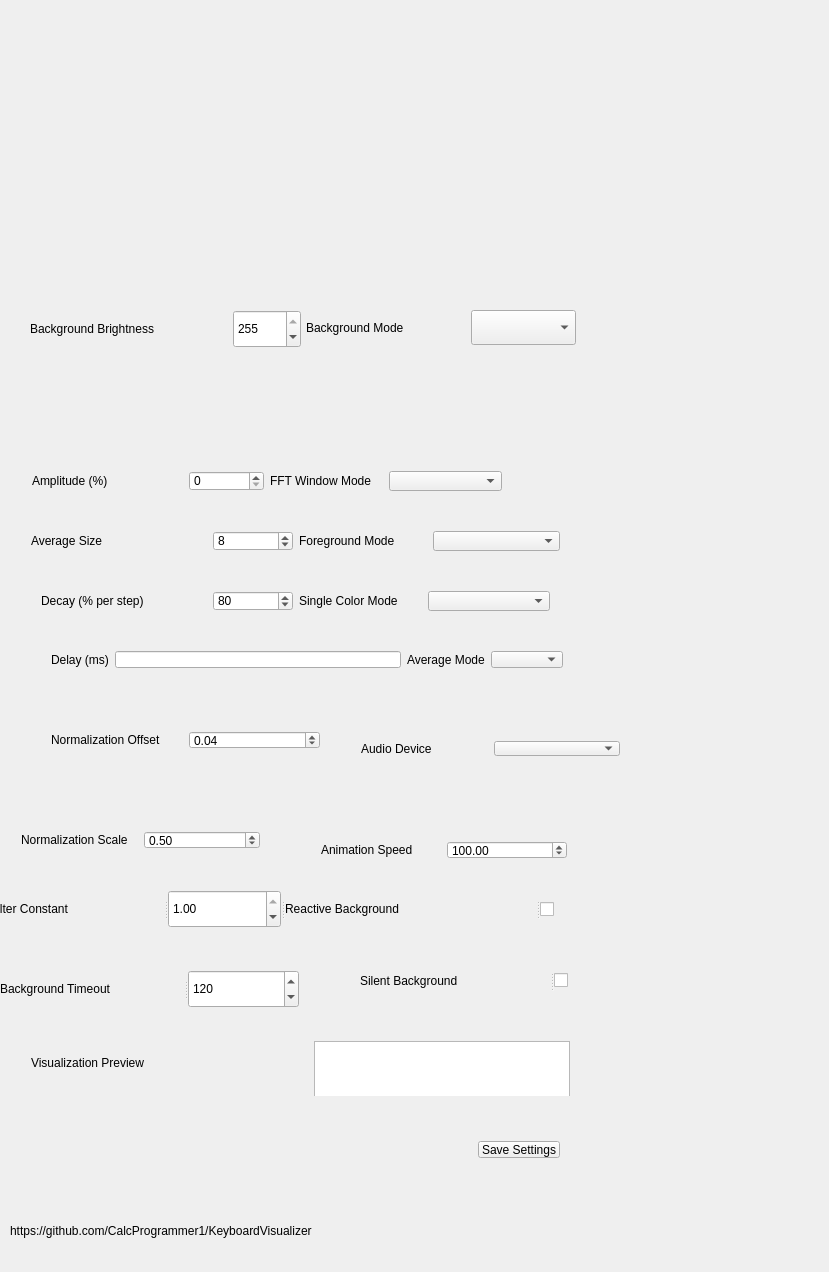
Above: KeyboardVisualizerQT/keyboardvisualizer.ui from jeffbuttars/KeyboardVisualizer before the change. Below: the same form after it.
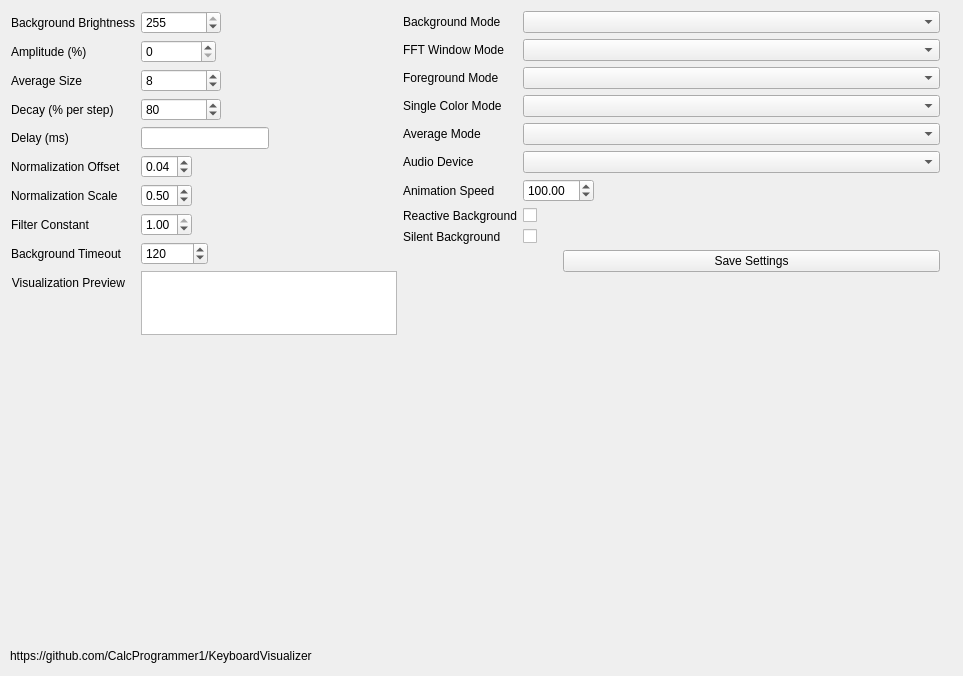
That is the form after the change.

Commit message: WIP better form, still needs to be wired.

```diff
--- a/KeyboardVisualizerQT/keyboardvisualizer.ui
+++ b/KeyboardVisualizerQT/keyboardvisualizer.ui
@@ -6,8 +6,8 @@
    <rect>
     <x>0</x>
     <y>0</y>
-    <width>829</width>
-    <height>1272</height>
+    <width>963</width>
+    <height>676</height>
    </rect>
   </property>
   <property name="sizePolicy">
@@ -24,9 +24,9 @@
     <property name="geometry">
      <rect>
       <x>10</x>
-      <y>1200</y>
-      <width>771</width>
-      <height>61</height>
+      <y>640</y>
+      <width>596</width>
+      <height>31</height>
      </rect>
     </property>
     <property name="text">
@@ -39,23 +39,46 @@
    <widget class="QWidget" name="horizontalLayoutWidget_4">
     <property name="geometry">
      <rect>
-      <x>21</x>
-      <y>460</y>
-      <width>492</width>
-      <height>42</height>
+      <x>0</x>
+      <y>0</y>
+      <width>951</width>
+      <height>606</height>
      </rect>
     </property>
-    <layout class="QHBoxLayout" name="horizontalLayout_5">
-     <item>
-      <layout class="QHBoxLayout" name="horizontalLayout_2">
-       <item>
+    <layout class="QFormLayout" name="formLayout_3">
+     <item row="0" column="0">
+      <layout class="QFormLayout" name="formLayout">
+       <item row="0" column="0">
+        <widget class="QLabel" name="label_Background_Brightness">
+         <property name="text">
+          <string>Background Brightness</string>
+         </property>
+        </widget>
+       </item>
+       <item row="0" column="1">
+        <widget class="QSpinBox" name="backgroundBrightness">
+         <property name="maximumSize">
+          <size>
+           <width>80</width>
+           <height>16777215</height>
+          </size>
+         </property>
+         <property name="maximum">
+          <number>255</number>
+         </property>
+         <property name="value">
+          <number>255</number>
+         </property>
+        </widget>
+       </item>
+       <item row="1" column="0">
         <widget class="QLabel" name="label_Amplitude">
          <property name="text">
           <string>Amplitude (%)</string>
          </property>
         </widget>
        </item>
-       <item>
+       <item row="1" column="1">
         <widget class="QSpinBox" name="amplitute">
          <property name="maximumSize">
           <size>
@@ -68,44 +91,14 @@
          </property>
         </widget>
        </item>
-      </layout>
-     </item>
-     <item>
-      <layout class="QHBoxLayout" name="horizontalLayout_4">
-       <item>
-        <widget class="QLabel" name="label_FFT_Window_Mode">
-         <property name="text">
-          <string>FFT Window Mode</string>
-         </property>
-        </widget>
-       </item>
-       <item>
-        <widget class="QComboBox" name="FFTWindowMode"/>
-       </item>
-      </layout>
-     </item>
-    </layout>
-   </widget>
-   <widget class="QWidget" name="">
-    <property name="geometry">
-     <rect>
-      <x>20</x>
-      <y>520</y>
-      <width>551</width>
-      <height>42</height>
-     </rect>
-    </property>
-    <layout class="QHBoxLayout" name="horizontalLayout_11">
-     <item>
-      <layout class="QHBoxLayout" name="horizontalLayout_8">
-       <item>
+       <item row="2" column="0">
         <widget class="QLabel" name="label_Average_Size">
          <property name="text">
           <string>Average Size</string>
          </property>
         </widget>
        </item>
-       <item>
+       <item row="2" column="1">
         <widget class="QSpinBox" name="averageSize">
          <property name="maximumSize">
           <size>
@@ -124,44 +117,14 @@
          </property>
         </widget>
        </item>
-      </layout>
-     </item>
-     <item>
-      <layout class="QHBoxLayout" name="horizontalLayout_9">
-       <item>
-        <widget class="QLabel" name="label_Foreground_Mode">
-         <property name="text">
-          <string>Foreground Mode</string>
-         </property>
-        </widget>
-       </item>
-       <item>
-        <widget class="QComboBox" name="foregroundMode"/>
-       </item>
-      </layout>
-     </item>
-    </layout>
-   </widget>
-   <widget class="QWidget" name="">
-    <property name="geometry">
-     <rect>
-      <x>30</x>
-      <y>580</y>
-      <width>531</width>
-      <height>42</height>
-     </rect>
-    </property>
-    <layout class="QHBoxLayout" name="horizontalLayout_12">
-     <item>
-      <layout class="QGridLayout" name="gridLayout">
-       <item row="0" column="0">
+       <item row="3" column="0">
         <widget class="QLabel" name="label_Decay">
          <property name="text">
           <string>Decay (% per step)</string>
          </property>
         </widget>
        </item>
-       <item row="0" column="1">
+       <item row="3" column="1">
         <widget class="QSpinBox" name="decay">
          <property name="maximumSize">
           <size>
@@ -177,85 +140,22 @@
          </property>
         </widget>
        </item>
-      </layout>
-     </item>
-     <item>
-      <layout class="QHBoxLayout" name="horizontalLayout_10">
-       <item>
-        <widget class="QLabel" name="label_Single_Color_Mode">
-         <property name="text">
-          <string>Single Color Mode</string>
-         </property>
-        </widget>
-       </item>
-       <item>
-        <widget class="QComboBox" name="singleColorMode"/>
-       </item>
-      </layout>
-     </item>
-    </layout>
-   </widget>
-   <widget class="QWidget" name="">
-    <property name="geometry">
-     <rect>
-      <x>40</x>
-      <y>640</y>
-      <width>534</width>
-      <height>39</height>
-     </rect>
-    </property>
-    <layout class="QHBoxLayout" name="horizontalLayout_15">
-     <item>
-      <layout class="QHBoxLayout" name="horizontalLayout_13">
-       <item>
+       <item row="4" column="0">
         <widget class="QLabel" name="label_Delay">
          <property name="text">
           <string>Delay (ms)</string>
          </property>
         </widget>
        </item>
-       <item>
-        <widget class="QLineEdit" name="delay">
-         <property name="inputMethodHints">
-          <set>Qt::ImhDigitsOnly</set>
-         </property>
-        </widget>
-       </item>
-      </layout>
-     </item>
-     <item>
-      <layout class="QHBoxLayout" name="horizontalLayout_14">
-       <item>
-        <widget class="QLabel" name="label_Average_Mode">
-         <property name="text">
-          <string>Average Mode</string>
-         </property>
-        </widget>
-       </item>
-       <item>
-        <widget class="QComboBox" name="comboBox_Average_Mode"/>
-       </item>
-      </layout>
-     </item>
-    </layout>
-   </widget>
-   <widget class="QWidget" name="">
-    <property name="geometry">
-     <rect>
-      <x>40</x>
-      <y>720</y>
-      <width>291</width>
-      <height>40</height>
-     </rect>
-    </property>
-    <layout class="QHBoxLayout" name="horizontalLayout_16">
-     <item>
+       <item row="5" column="0">
       <widget class="QLabel" name="label_Normalization_Offset">
        <property name="text">
         <string>Normalization Offset</string>
        </property>
       </widget>
      </item>
+       <item row="5" column="1">
+        <layout class="QHBoxLayout" name="horizontalLayout_2">
      <item>
       <widget class="QDoubleSpinBox" name="normalizationOffset">
        <property name="maximum">
@@ -269,90 +169,6 @@
        </property>
       </widget>
      </item>
-    </layout>
-   </widget>
-   <widget class="QWidget" name="">
-    <property name="geometry">
-     <rect>
-      <x>350</x>
-      <y>730</y>
-      <width>281</width>
-      <height>37</height>
-     </rect>
-    </property>
-    <layout class="QHBoxLayout" name="horizontalLayout_17">
-     <item>
-      <widget class="QLabel" name="label_Audio_Device">
-       <property name="text">
-        <string>Audio Device</string>
-       </property>
-      </widget>
-     </item>
-     <item>
-      <widget class="QComboBox" name="audioDevice"/>
-     </item>
-    </layout>
-   </widget>
-   <widget class="QWidget" name="">
-    <property name="geometry">
-     <rect>
-      <x>20</x>
-      <y>1030</y>
-      <width>561</width>
-      <height>66</height>
-     </rect>
-    </property>
-    <layout class="QHBoxLayout" name="horizontalLayout_18">
-     <item>
-      <widget class="QLabel" name="label_Visualization_Preview">
-       <property name="text">
-        <string>Visualization Preview</string>
-       </property>
-      </widget>
-     </item>
-     <item>
-      <widget class="QGraphicsView" name="visualizationPreview">
-       <property name="sizePolicy">
-        <sizepolicy hsizetype="Fixed" vsizetype="Fixed">
-         <horstretch>0</horstretch>
-         <verstretch>0</verstretch>
-        </sizepolicy>
-       </property>
-       <property name="minimumSize">
-        <size>
-         <width>256</width>
-         <height>64</height>
-        </size>
-       </property>
-       <property name="maximumSize">
-        <size>
-         <width>256</width>
-         <height>64</height>
-        </size>
-       </property>
-       <property name="verticalScrollBarPolicy">
-        <enum>Qt::ScrollBarAlwaysOff</enum>
-       </property>
-       <property name="horizontalScrollBarPolicy">
-        <enum>Qt::ScrollBarAlwaysOff</enum>
-       </property>
-       <property name="interactive">
-        <bool>false</bool>
-       </property>
-      </widget>
-     </item>
-    </layout>
-   </widget>
-   <widget class="QWidget" name="">
-    <property name="geometry">
-     <rect>
-      <x>60</x>
-      <y>1130</y>
-      <width>511</width>
-      <height>39</height>
-     </rect>
-    </property>
-    <layout class="QHBoxLayout" name="horizontalLayout_19">
      <item>
       <spacer name="horizontalSpacer">
        <property name="orientation">
@@ -366,32 +182,17 @@
        </property>
       </spacer>
      </item>
-     <item>
-      <widget class="QPushButton" name="pushButton_Save_Settings">
-       <property name="text">
-        <string>Save Settings</string>
-       </property>
-      </widget>
-     </item>
-    </layout>
-   </widget>
-   <widget class="QWidget" name="">
-    <property name="geometry">
-     <rect>
-      <x>10</x>
-      <y>820</y>
-      <width>261</width>
-      <height>40</height>
-     </rect>
-    </property>
-    <layout class="QHBoxLayout" name="horizontalLayout_20">
-     <item>
+        </layout>
+       </item>
+       <item row="6" column="0">
       <widget class="QLabel" name="label_Normalization_Scale">
        <property name="text">
         <string>Normalization Scale</string>
        </property>
       </widget>
      </item>
+       <item row="6" column="1">
+        <layout class="QHBoxLayout" name="horizontalLayout_3">
      <item>
       <widget class="QDoubleSpinBox" name="normalizationScale">
        <property name="maximum">
@@ -405,58 +206,31 @@
        </property>
       </widget>
      </item>
-    </layout>
-   </widget>
-   <widget class="QWidget" name="">
-    <property name="geometry">
-     <rect>
-      <x>310</x>
-      <y>830</y>
-      <width>268</width>
-      <height>40</height>
-     </rect>
-    </property>
-    <layout class="QHBoxLayout" name="horizontalLayout_21">
      <item>
-      <widget class="QLabel" name="label_Animation_Speed">
-       <property name="text">
-        <string>Animation Speed</string>
-       </property>
-      </widget>
-     </item>
-     <item>
-      <widget class="QDoubleSpinBox" name="animationSpeed">
-       <property name="maximum">
-        <double>1000.000000000000000</double>
-       </property>
-       <property name="value">
-        <double>100.000000000000000</double>
-       </property>
-      </widget>
-     </item>
-    </layout>
-   </widget>
-   <widget class="QSplitter" name="splitter_3">
-    <property name="geometry">
-     <rect>
-      <x>-10</x>
-      <y>890</y>
-      <width>581</width>
-      <height>38</height>
-     </rect>
-    </property>
+          <spacer name="horizontalSpacer_3">
     <property name="orientation">
      <enum>Qt::Horizontal</enum>
     </property>
-    <widget class="QSplitter" name="splitter_2">
-     <property name="orientation">
-      <enum>Qt::Horizontal</enum>
-     </property>
+           <property name="sizeHint" stdset="0">
+            <size>
+             <width>40</width>
+             <height>20</height>
+            </size>
+           </property>
+          </spacer>
+         </item>
+        </layout>
+       </item>
+       <item row="7" column="0">
      <widget class="QLabel" name="label_Filter_Constant">
       <property name="text">
        <string>Filter Constant</string>
       </property>
      </widget>
+       </item>
+       <item row="7" column="1">
+        <layout class="QHBoxLayout" name="horizontalLayout_4">
+         <item>
      <widget class="QDoubleSpinBox" name="filterConstant">
       <property name="maximum">
        <double>1.000000000000000</double>
@@ -468,63 +242,73 @@
        <double>1.000000000000000</double>
       </property>
      </widget>
-    </widget>
-    <widget class="QSplitter" name="splitter">
+         </item>
+         <item>
+          <spacer name="horizontalSpacer_4">
      <property name="orientation">
       <enum>Qt::Horizontal</enum>
      </property>
-     <widget class="QLabel" name="label_Reactive_Background">
-      <property name="text">
-       <string>Reactive Background</string>
-      </property>
-     </widget>
-     <widget class="QCheckBox" name="reactiveBackground">
-      <property name="text">
-       <string/>
-      </property>
-     </widget>
-    </widget>
-   </widget>
-   <widget class="QSplitter" name="splitter_4">
-    <property name="geometry">
-     <rect>
-      <x>360</x>
-      <y>960</y>
-      <width>221</width>
-      <height>41</height>
-     </rect>
-    </property>
-    <property name="orientation">
-     <enum>Qt::Horizontal</enum>
-    </property>
-    <widget class="QLabel" name="label_Silent_Background">
-     <property name="text">
-      <string>Silent Background</string>
-     </property>
-    </widget>
-    <widget class="QCheckBox" name="silentBackground">
-     <property name="text">
-      <string/>
-     </property>
-    </widget>
-   </widget>
-   <widget class="QSplitter" name="splitter_5">
-    <property name="geometry">
-     <rect>
-      <x>0</x>
-      <y>970</y>
-      <width>299</width>
-      <height>38</height>
-     </rect>
-    </property>
-    <property name="orientation">
-     <enum>Qt::Horizontal</enum>
-    </property>
+           <property name="sizeHint" stdset="0">
+            <size>
+             <width>40</width>
+             <height>20</height>
+            </size>
+           </property>
+          </spacer>
+         </item>
+        </layout>
+       </item>
+       <item row="8" column="0">
     <widget class="QLabel" name="label_Background_Timeout">
      <property name="text">
       <string>Background Timeout</string>
      </property>
     </widget>
+       </item>
+       <item row="9" column="0">
+        <widget class="QLabel" name="label_Visualization_Preview">
+         <property name="text">
+          <string>Visualization Preview</string>
+         </property>
+         <property name="alignment">
+          <set>Qt::AlignRight|Qt::AlignTrailing|Qt::AlignVCenter</set>
+         </property>
+        </widget>
+       </item>
+       <item row="9" column="1">
+        <widget class="QGraphicsView" name="visualizationPreview">
+         <property name="sizePolicy">
+          <sizepolicy hsizetype="Fixed" vsizetype="Fixed">
+           <horstretch>0</horstretch>
+           <verstretch>0</verstretch>
+          </sizepolicy>
+         </property>
+         <property name="minimumSize">
+          <size>
+           <width>256</width>
+           <height>64</height>
+          </size>
+         </property>
+         <property name="maximumSize">
+          <size>
+           <width>256</width>
+           <height>64</height>
+          </size>
+         </property>
+         <property name="verticalScrollBarPolicy">
+          <enum>Qt::ScrollBarAlwaysOff</enum>
+         </property>
+         <property name="horizontalScrollBarPolicy">
+          <enum>Qt::ScrollBarAlwaysOff</enum>
+         </property>
+         <property name="interactive">
+          <bool>false</bool>
+         </property>
+        </widget>
+       </item>
+       <item row="8" column="1">
+        <layout class="QHBoxLayout" name="horizontalLayout_5">
+         <item>
     <widget class="QSpinBox" name="backgroundTimeout">
      <property name="maximum">
       <number>3600000</number>
@@ -536,65 +320,231 @@
       <number>120</number>
      </property>
     </widget>
-   </widget>
+         </item>
+         <item>
+          <spacer name="horizontalSpacer_5">
+           <property name="orientation">
+            <enum>Qt::Horizontal</enum>
+           </property>
+           <property name="sizeHint" stdset="0">
+            <size>
+             <width>40</width>
+             <height>20</height>
+            </size>
+           </property>
+          </spacer>
+         </item>
+        </layout>
+       </item>
+       <item row="4" column="1">
+        <layout class="QHBoxLayout" name="horizontalLayout_7">
+         <item>
+          <widget class="QLineEdit" name="delay">
+           <property name="inputMethodHints">
+            <set>Qt::ImhDigitsOnly</set>
+           </property>
+          </widget>
+         </item>
+         <item>
+          <spacer name="horizontalSpacer_7">
+           <property name="orientation">
+            <enum>Qt::Horizontal</enum>
+           </property>
+           <property name="sizeHint" stdset="0">
+            <size>
+             <width>40</width>
+             <height>20</height>
+            </size>
+           </property>
+          </spacer>
+         </item>
+        </layout>
+       </item>
+      </layout>
+     </item>
+     <item row="0" column="1">
+      <layout class="QFormLayout" name="formLayout_2">
+       <item row="0" column="0">
    <widget class="QLabel" name="label_Background_Mode">
-    <property name="geometry">
-     <rect>
-      <x>306</x>
-      <y>310</y>
-      <width>160</width>
-      <height>35</height>
-     </rect>
-    </property>
     <property name="text">
      <string>Background Mode</string>
     </property>
    </widget>
-   <widget class="QComboBox" name="backgroundMode">
-    <property name="geometry">
-     <rect>
-      <x>471</x>
-      <y>310</y>
-      <width>105</width>
-      <height>35</height>
-     </rect>
-    </property>
-   </widget>
-   <widget class="QLabel" name="label_Background_Brightness">
-    <property name="geometry">
-     <rect>
-      <x>30</x>
-      <y>310</y>
-      <width>198</width>
-      <height>38</height>
-     </rect>
-    </property>
+       </item>
+       <item row="0" column="1">
+        <widget class="QComboBox" name="backgroundMode"/>
+       </item>
+       <item row="1" column="0">
+        <widget class="QLabel" name="label_FFT_Window_Mode">
+         <property name="text">
+          <string>FFT Window Mode</string>
+         </property>
+        </widget>
+       </item>
+       <item row="1" column="1">
+        <widget class="QComboBox" name="FFTWindowMode"/>
+       </item>
+       <item row="2" column="0">
+        <widget class="QLabel" name="label_Foreground_Mode">
+         <property name="text">
+          <string>Foreground Mode</string>
+         </property>
+        </widget>
+       </item>
+       <item row="2" column="1">
+        <widget class="QComboBox" name="foregroundMode"/>
+       </item>
+       <item row="3" column="0">
+        <widget class="QLabel" name="label_Single_Color_Mode">
     <property name="text">
-     <string>Background Brightness</string>
-    </property>
-   </widget>
-   <widget class="QSpinBox" name="backgroundBrightness">
-    <property name="geometry">
-     <rect>
-      <x>233</x>
-      <y>310</y>
-      <width>68</width>
-      <height>38</height>
-     </rect>
-    </property>
-    <property name="maximumSize">
+          <string>Single Color Mode</string>
+         </property>
+        </widget>
+       </item>
+       <item row="3" column="1">
+        <widget class="QComboBox" name="singleColorMode"/>
+       </item>
+       <item row="4" column="0">
+        <widget class="QLabel" name="label_Average_Mode">
+         <property name="text">
+          <string>Average Mode</string>
+         </property>
+        </widget>
+       </item>
+       <item row="4" column="1">
+        <widget class="QComboBox" name="comboBox_Average_Mode"/>
+       </item>
+       <item row="5" column="0">
+        <widget class="QLabel" name="label_Audio_Device">
+         <property name="text">
+          <string>Audio Device</string>
+         </property>
+        </widget>
+       </item>
+       <item row="5" column="1">
+        <widget class="QComboBox" name="audioDevice"/>
+       </item>
+       <item row="6" column="0">
+        <widget class="QLabel" name="label_Animation_Speed">
+         <property name="text">
+          <string>Animation Speed</string>
+         </property>
+        </widget>
+       </item>
+       <item row="7" column="0">
+        <widget class="QLabel" name="label_Reactive_Background">
+         <property name="text">
+          <string>Reactive Background</string>
+         </property>
+        </widget>
+       </item>
+       <item row="7" column="1">
+        <widget class="QCheckBox" name="reactiveBackground">
+         <property name="text">
+          <string/>
+         </property>
+        </widget>
+       </item>
+       <item row="8" column="0">
+        <widget class="QLabel" name="label_Silent_Background">
+         <property name="text">
+          <string>Silent Background</string>
+         </property>
+        </widget>
+       </item>
+       <item row="8" column="1">
+        <widget class="QCheckBox" name="silentBackground">
+         <property name="text">
+          <string/>
+         </property>
+        </widget>
+       </item>
+       <item row="9" column="1">
+        <layout class="QHBoxLayout" name="horizontalLayout">
+         <item>
+          <spacer name="horizontalSpacer_2">
+           <property name="orientation">
+            <enum>Qt::Horizontal</enum>
+           </property>
+           <property name="sizeType">
+            <enum>QSizePolicy::Preferred</enum>
+           </property>
+           <property name="sizeHint" stdset="0">
      <size>
-      <width>80</width>
-      <height>16777215</height>
-     </size>
-    </property>
+             <width>40</width>
+             <height>20</height>
+            </size>
+           </property>
+          </spacer>
+         </item>
+         <item>
+          <widget class="QPushButton" name="pushButton_Save_Settings">
+           <property name="text">
+            <string>Save Settings</string>
+           </property>
+          </widget>
+         </item>
+        </layout>
+       </item>
+       <item row="6" column="1">
+        <layout class="QHBoxLayout" name="horizontalLayout_6">
+         <item>
+          <widget class="QDoubleSpinBox" name="animationSpeed">
     <property name="maximum">
-     <number>255</number>
+            <double>1000.000000000000000</double>
     </property>
     <property name="value">
-     <number>255</number>
-    </property>
-   </widget>
+            <double>100.000000000000000</double>
+           </property>
+          </widget>
+         </item>
+         <item>
+          <spacer name="horizontalSpacer_6">
+           <property name="orientation">
+            <enum>Qt::Horizontal</enum>
+           </property>
+           <property name="sizeHint" stdset="0">
+            <size>
+             <width>40</width>
+             <height>20</height>
+            </size>
+           </property>
+          </spacer>
+         </item>
+        </layout>
+       </item>
+      </layout>
+     </item>
+    </layout>
+   </widget>
+   <zorder>label_GitHub_URL</zorder>
+   <zorder>layoutWidget</zorder>
+   <zorder>layoutWidget</zorder>
+   <zorder>splitter_3</zorder>
+   <zorder>splitter_4</zorder>
+   <zorder>splitter_5</zorder>
+   <zorder>label_FFT_Window_Mode</zorder>
+   <zorder>horizontalSpacer_4</zorder>
+   <zorder>verticalSpacer_2</zorder>
+   <zorder>horizontalSpacer_5</zorder>
+   <zorder>horizontalSpacer_6</zorder>
+   <zorder>horizontalSpacer_7</zorder>
+   <zorder>formLayoutWidget_3</zorder>
+   <zorder>label_GitHub_URL</zorder>
+   <zorder>pushButton_Save_Settings</zorder>
+   <zorder>horizontalSpacer_2</zorder>
+   <zorder>normalizationOffset</zorder>
+   <zorder>horizontalSpacer</zorder>
+   <zorder>normalizationScale</zorder>
+   <zorder>horizontalSpacer_3</zorder>
+   <zorder>filterConstant</zorder>
+   <zorder>horizontalSpacer_4</zorder>
+   <zorder>backgroundTimeout</zorder>
+   <zorder>horizontalSpacer_5</zorder>
+   <zorder>animationSpeed</zorder>
+   <zorder>horizontalSpacer_6</zorder>
+   <zorder>delay</zorder>
+   <zorder>horizontalSpacer_7</zorder>
   </widget>
  </widget>
  <layoutdefault spacing="6" margin="11"/>
```
Left out of the diff: 2 changed lines with no effect on the pictures. Lines whose indentation alone changed are shown as unchanged.
